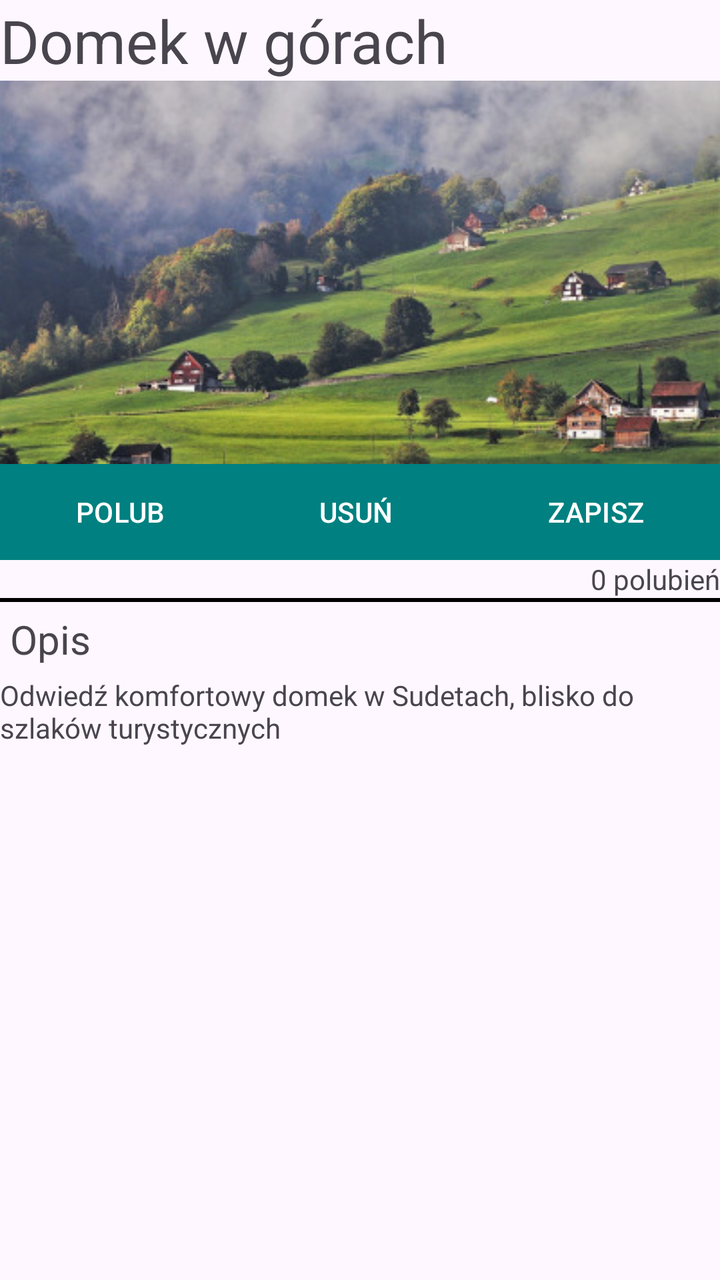
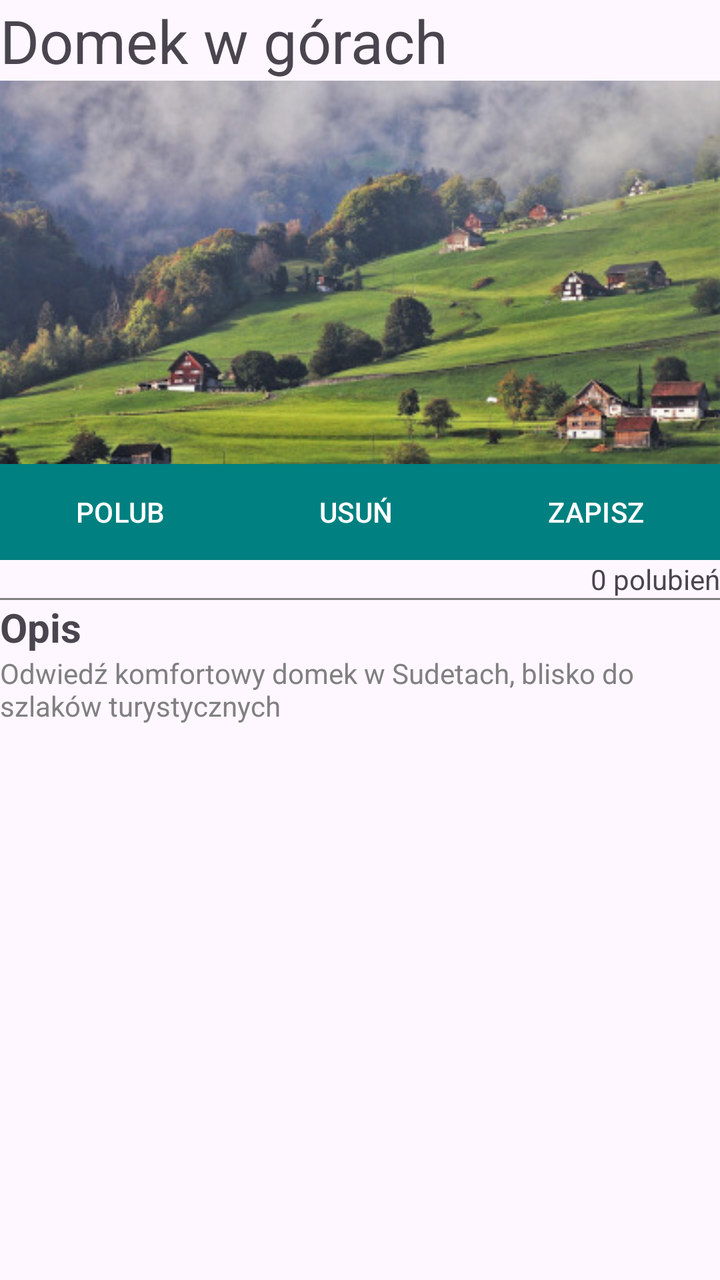

Two renders of the same Android screen: before a commit and after it. Below are the layout's source before the change and the commit's diff.
<!-- AndroidManifest.xml: application theme Theme.Inf04House -->
<!-- res/layout/activity_main.xml -->
<?xml version="1.0" encoding="utf-8"?>
<LinearLayout xmlns:android="http://schemas.android.com/apk/res/android"
    xmlns:app="http://schemas.android.com/apk/res-auto"
    xmlns:tools="http://schemas.android.com/tools"
    android:id="@+id/main"
    android:layout_width="match_parent"
    android:layout_height="match_parent"
    android:orientation="vertical"
    tools:context=".MainActivity" >

    <TextView
        android:id="@+id/textView"
        android:layout_width="match_parent"
        android:layout_height="wrap_content"
        android:textSize="30sp"
        android:text="Domek w górach" />

    <ImageView
        android:id="@+id/imageView"
        android:layout_width="match_parent"
        android:layout_height="wrap_content"
        app:srcCompat="@drawable/obraz"
        android:adjustViewBounds="true"/>

    <LinearLayout
        android:layout_width="match_parent"
        android:layout_height="wrap_content"
        android:background="#008080"
        android:orientation="horizontal">

        <Button
            android:id="@+id/button"
            android:layout_width="wrap_content"
            android:layout_height="wrap_content"
            android:layout_weight="1"
            android:backgroundTint="#008080"
            android:text="POLUB" />

        <Button
            android:id="@+id/button2"
            android:layout_width="wrap_content"
            android:layout_height="wrap_content"
            android:layout_weight="1"
            android:backgroundTint="#008080"
            android:text="USUŃ" />

        <Button
            android:id="@+id/button3"
            android:layout_width="wrap_content"
            android:layout_height="wrap_content"
            android:layout_weight="1"
            android:backgroundTint="#008080"
            android:text="ZAPISZ" />

    </LinearLayout>

    <TextView
        android:id="@+id/textView3"
        android:layout_width="match_parent"
        android:layout_height="wrap_content"
        android:text="0 polubień"
        android:textAlignment="textEnd" />

    <TextView
        android:id="@+id/textView2"
        android:layout_width="match_parent"
        android:layout_height="2dp"
        android:background="@color/black"
        android:text="" />

    <TextView
        android:id="@+id/textView4"
        android:layout_width="match_parent"
        android:layout_height="wrap_content"
        android:text="Opis"
        android:layout_margin="5dp"
        android:textSize="20sp"/>

    <TextView
        android:id="@+id/textView5"
        android:layout_width="match_parent"
        android:layout_height="wrap_content"
        android:text="Odwiedź komfortowy domek w Sudetach, blisko do szlaków turystycznych" />

</LinearLayout>
<!-- resources referenced by this layout -->
<resources>
  <color name="black">#FF000000</color>
  <!-- drawable obraz: jpg bitmap (drawable, 46858 bytes) -->
  <style name="Theme.Inf04House" parent="Base.Theme.Inf04House" />
  <style name="Base.Theme.Inf04House" parent="Theme.Material3.DayNight.NoActionBar">
          
          
      </style>
</resources>

<!-- the commit's change to res/layout/activity_main.xml (unified diff, before → after) -->
@@ -6,6 +6,7 @@
     android:layout_width="match_parent"
     android:layout_height="match_parent"
     android:orientation="vertical"
+    android:layout_marginTop="20dp"
     tools:context=".MainActivity" >
 
     <TextView
@@ -64,8 +65,8 @@
     <TextView
         android:id="@+id/textView2"
         android:layout_width="match_parent"
-        android:layout_height="2dp"
-        android:background="@color/black"
+        android:layout_height="1dp"
+        android:background="#808080"
         android:text="" />
 
     <TextView
@@ -73,13 +74,14 @@
         android:layout_width="match_parent"
         android:layout_height="wrap_content"
         android:text="Opis"
-        android:layout_margin="5dp"
+        android:textStyle="bold"
         android:textSize="20sp"/>
 
     <TextView
         android:id="@+id/textView5"
         android:layout_width="match_parent"
         android:layout_height="wrap_content"
+        android:textColor="#808080"
         android:text="Odwiedź komfortowy domek w Sudetach, blisko do szlaków turystycznych" />
 
 </LinearLayout>
<!-- resource entries referenced after the edit -->
@@ -1,6 +1,5 @@
 <!-- resources referenced by this layout -->
 <resources>
-  <color name="black">#FF000000</color>
   <!-- drawable obraz: jpg bitmap (drawable, 46858 bytes) -->
   <style name="Theme.Inf04House" parent="Base.Theme.Inf04House" />
   <style name="Base.Theme.Inf04House" parent="Theme.Material3.DayNight.NoActionBar">
